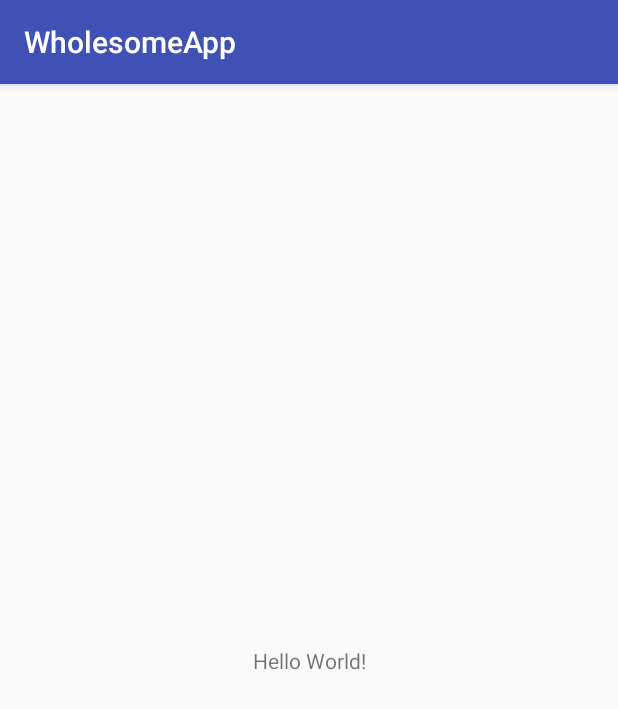
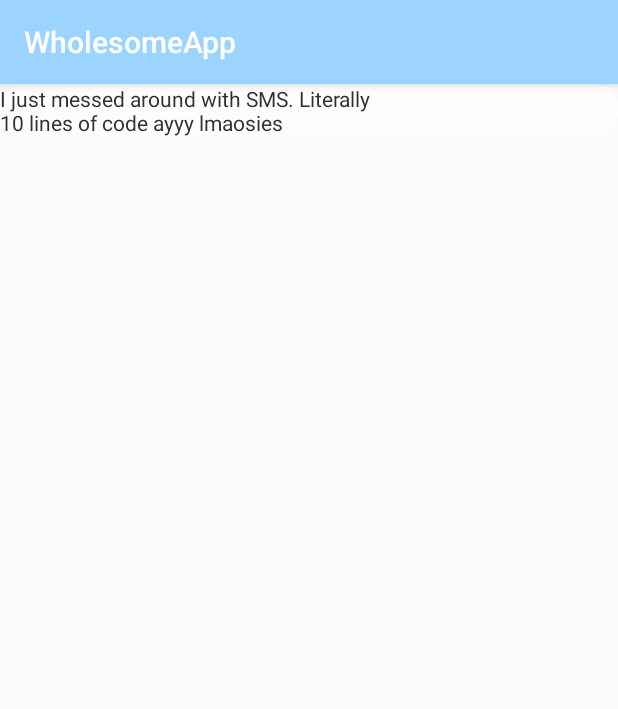
Before and after one commit to isaacwang4076/wholesomeapp, an Android app: the screen it shows after launch (MainActivity before the commit, ChatActivity after it), on a phone screen of 412 x 824 dp. Shown: the top 709 px of the screen. Run offline under Robolectric (Android 15) with nearby library versions, the phone set to English and light mode, and no system bars.

Commit message:
Added feed UI, started chat UI

```diff
--- a/app/build.gradle
+++ b/app/build.gradle
@@ -26,5 +26,6 @@ dependencies {
     })
     compile 'com.android.support:appcompat-v7:25.3.1'
     compile 'com.android.support.constraint:constraint-layout:1.0.2'
+    compile 'de.hdodenhof:circleimageview:2.2.0'
     testCompile 'junit:junit:4.12'
 }
--- a/app/src/main/AndroidManifest.xml
+++ b/app/src/main/AndroidManifest.xml
@@ -16,6 +16,7 @@
                 <category android:name="android.intent.category.LAUNCHER" />
             </intent-filter>
         </activity>
+        <activity android:name=".ChatActivity"></activity>
     </application>
 
 </manifest>
--- /dev/null
+++ b/app/src/main/java/com/example/isaacwang/wholesomeapp/ChatActivity.java
@@ -0,0 +1,22 @@
+package com.example.isaacwang.wholesomeapp;
+
+import android.content.Context;
+import android.support.v7.app.AppCompatActivity;
+import android.os.Bundle;
+import android.view.LayoutInflater;
+import android.view.View;
+import android.widget.LinearLayout;
+
+public class ChatActivity extends AppCompatActivity {
+
+    @Override
+    protected void onCreate(Bundle savedInstanceState) {
+        super.onCreate(savedInstanceState);
+        setContentView(R.layout.activity_chat);
+
+        LinearLayout messagesLayout = (LinearLayout) findViewById(R.id.messagesLayout);
+        LayoutInflater inflater = (LayoutInflater) getSystemService(Context.LAYOUT_INFLATER_SERVICE);
+        View v = inflater.inflate(R.layout.message, null);
+        messagesLayout.addView(v);
+    }
+}
--- /dev/null
+++ b/app/src/main/java/com/example/isaacwang/wholesomeapp/FeedItem.java
@@ -0,0 +1,45 @@
+package com.example.isaacwang.wholesomeapp;
+
+import android.content.Context;
+import android.view.LayoutInflater;
+import android.view.View;
+import android.view.ViewGroup;
+import android.widget.ImageView;
+import android.widget.LinearLayout;
+import android.widget.TextView;
+
+/**
+ * Created by isaacwang on 10/21/17.
+ */
+
+interface FeedItem {
+    View getView(Context context, ViewGroup rootViewGroup);
+}
+
+class ConversationFeedItem implements FeedItem {
+
+    private final String listener;
+
+    ConversationFeedItem(String listener) {
+        this.listener = listener;
+    }
+
+    public View getView(Context context, ViewGroup rootViewGroup) {
+        LayoutInflater inflater = (LayoutInflater) context.getSystemService(Context.LAYOUT_INFLATER_SERVICE);
+        View v = inflater.inflate(R.layout.conversation_feed_item, null);
+        LinearLayout.LayoutParams params = new LinearLayout.LayoutParams(
+                LinearLayout.LayoutParams.MATCH_PARENT,
+                LinearLayout.LayoutParams.WRAP_CONTENT
+        );
+        params.setMargins(0, 30, 0, 0);
+        v.setLayoutParams(params);
+
+        ImageView imageView = (ImageView) v.findViewById(R.id.listenerImageView);
+        imageView.setImageResource(R.drawable.prof_pic);
+
+        TextView listenerTextView = (TextView) v.findViewById(R.id.listenerTextView);
+        listenerTextView.setText(listener);
+
+        return v;
+    }
+}
--- a/app/src/main/java/com/example/isaacwang/wholesomeapp/MainActivity.java
+++ b/app/src/main/java/com/example/isaacwang/wholesomeapp/MainActivity.java
@@ -1,13 +1,39 @@
 package com.example.isaacwang.wholesomeapp;
 
+import android.content.Intent;
 import android.support.v7.app.AppCompatActivity;
 import android.os.Bundle;
+import android.view.View;
+import android.widget.LinearLayout;
+
+import java.util.Arrays;
+import java.util.List;
 
 public class MainActivity extends AppCompatActivity {
+
+    private LinearLayout feedLayout;
 
     @Override
     protected void onCreate(Bundle savedInstanceState) {
         super.onCreate(savedInstanceState);
         setContentView(R.layout.activity_main);
+
+        feedLayout = (LinearLayout) findViewById(R.id.feedLayout);
+
+        FeedItem testFeedItem1 = new ConversationFeedItem("Jason");
+        FeedItem testFeedItem2 = new ConversationFeedItem("Alvin");
+        FeedItem testFeedItem3 = new ConversationFeedItem("Rick");
+        initializeFeed(Arrays.asList(testFeedItem1, testFeedItem2, testFeedItem3));
+        startActivity(new Intent(this, ChatActivity.class));
+    }
+
+    private void initializeFeed(List<FeedItem> feedItemList) {
+        for (FeedItem feedItem: feedItemList) {
+            feedLayout.addView(feedItem.getView(this, feedLayout));
+        }
+    }
+
+    public void startChat(View v) {
+        startActivity(new Intent(this, ChatActivity.class));
     }
 }
--- /dev/null
+++ b/app/src/main/res/drawable/message_background.xml
@@ -0,0 +1,6 @@
+<?xml version="1.0" encoding="utf-8"?>
+<shape xmlns:android="http://schemas.android.com/apk/res/android"
+    android:shape="rectangle">
+    <solid android:color="@color/offwhite" />
+    <corners android:radius="15dp"/>
+</shape>
--- /dev/null
+++ b/app/src/main/res/layout/activity_chat.xml
@@ -0,0 +1,11 @@
+<?xml version="1.0" encoding="utf-8"?>
+<LinearLayout xmlns:android="http://schemas.android.com/apk/res/android"
+    android:orientation="vertical" android:layout_width="match_parent"
+    android:layout_height="match_parent">
+    <LinearLayout
+        android:id="@+id/messagesLayout"
+        android:layout_width="match_parent"
+        android:layout_height="match_parent"
+        android:orientation="vertical"></LinearLayout>
+
+</LinearLayout>
--- /dev/null
+++ b/app/src/main/res/layout/message.xml
@@ -0,0 +1,14 @@
+<?xml version="1.0" encoding="utf-8"?>
+<LinearLayout xmlns:android="http://schemas.android.com/apk/res/android"
+    android:orientation="vertical" android:layout_width="match_parent"
+    android:layout_height="match_parent"
+    android:background="@drawable/message_background">
+
+    <TextView
+        android:id="@+id/textView"
+        android:maxWidth="250dp"
+        android:layout_width="wrap_content"
+        android:layout_height="wrap_content"
+        android:text="I just messed around with SMS. Literally 10 lines of code ayyy lmaosies"
+        android:textColor="@color/textColor"/>
+</LinearLayout>
--- a/app/src/main/res/values/colors.xml
+++ b/app/src/main/res/values/colors.xml
@@ -1,6 +1,9 @@
 <?xml version="1.0" encoding="utf-8"?>
 <resources>
-    <color name="colorPrimary">#3F51B5</color>
-    <color name="colorPrimaryDark">#303F9F</color>
-    <color name="colorAccent">#FF4081</color>
+    <color name="colorPrimary">#9bd5ff</color>
+    <color name="colorPrimaryDark">#46b0fc</color>
+    <color name="colorAccent">#ffa0b6</color>
+    <color name="white">#FFFFFF</color>
+    <color name="offwhite">#fffcfc</color>
+    <color name="textColor">#303030</color>
 </resources>
```
Also changed, not shown: app/src/main/res/drawable/feed_item_border.xml (added, +7 -0 lines), app/src/main/res/drawable/main_background.xml (added, +13 -0 lines), app/src/main/res/drawable/talk_button.xml (added, +9 -0 lines), app/src/main/res/layout/activity_main.xml (+33 -11 lines), app/src/main/res/layout/conversation_feed_item.xml (added, +95 -0 lines), app/src/main/res/values/dimens.xml (added, +8 -0 lines), app/src/main/res/drawable-mdpi/prof_pic.jpg (added).
